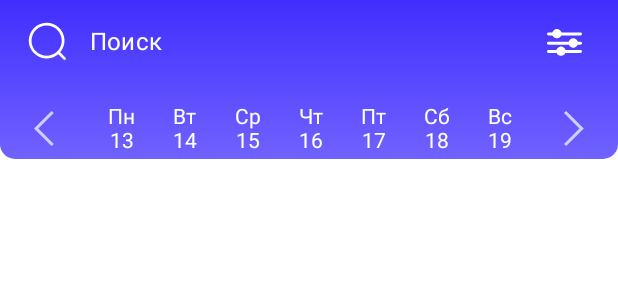
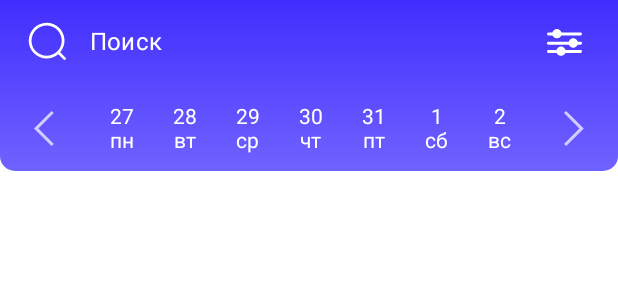
Before and after one commit to Farma20/FEFU_FITNES_COMPOSE, an Android app built with Jetpack Compose: the @Preview function TimeTableUI, on a phone screen of 412 x 824 dp. Shown: the top 300 px of the screen. Run offline under Robolectric (Android 15) with nearby library versions, the light colour scheme and no system bars.

Commit message:
Созданы классы создания корректной даты. Календарь отображает корректную дату на три недели

```diff
--- a/app/build.gradle
+++ b/app/build.gradle
@@ -27,6 +27,8 @@ android {
         }
     }
     compileOptions {
+        coreLibraryDesugaringEnabled true
+
         sourceCompatibility JavaVersion.VERSION_1_8
         targetCompatibility JavaVersion.VERSION_1_8
     }
@@ -62,4 +64,5 @@ dependencies {
     debugImplementation "androidx.compose.ui:ui-test-manifest:$compose_ui_version"
     implementation "androidx.navigation:navigation-compose:2.5.3"
     implementation "androidx.constraintlayout:constraintlayout-compose:1.0.1"
+    coreLibraryDesugaring 'com.android.tools:desugar_jdk_libs:2.0.2'
 }
--- /dev/null
+++ b/app/src/main/java/com/example/fefu_fitnes_compose/Screens/TimeTablePackage/Calendar.kt
@@ -0,0 +1,179 @@
+package com.example.fefu_fitnes_compose.Screens.TimeTablePackage
+
+import android.annotation.SuppressLint
+import androidx.compose.animation.core.tween
+import androidx.compose.foundation.Image
+import androidx.compose.foundation.background
+import androidx.compose.foundation.gestures.animateScrollBy
+import androidx.compose.foundation.layout.*
+import androidx.compose.foundation.lazy.LazyRow
+import androidx.compose.foundation.lazy.rememberLazyListState
+import androidx.compose.foundation.shape.CircleShape
+import androidx.compose.material.IconButton
+import androidx.compose.material.Text
+import androidx.compose.runtime.*
+import androidx.compose.ui.Alignment
+import androidx.compose.ui.Modifier
+import androidx.compose.ui.draw.clip
+import androidx.compose.ui.graphics.Color
+import androidx.compose.ui.platform.LocalDensity
+import androidx.compose.ui.res.painterResource
+import androidx.compose.ui.unit.dp
+import com.example.fefu_fitnes_compose.R
+import kotlinx.coroutines.launch
+import java.time.LocalDate
+
+
+private val convertNumInDay = mapOf<Int, String>(1 to "пн", 2 to "вт", 3 to "ср", 4 to "чт", 5 to "пт", 6 to "сб", 7 to "вс")
+
+private val convertNumInMonth = mapOf<Int, String>(
+    1 to "Январь",
+    2 to "Фервраль",
+    3 to "Март",
+    4 to "Апрель",
+    5 to "Май",
+    6 to "Июнь",
+    7 to "Июль",
+    8 to "Август",
+    9 to "Сентябрь",
+    10 to "Октябрь",
+    11 to "Ноябрь",
+    12 to "Декабрь",
+)
+
+data class DayData(var day:LocalDate)
+data class WeekData(var monthName:String, var dayLists:MutableList<DayData>)
+data class MonthData(var weekList: MutableList<WeekData>){
+    fun getAllDays():List<DayData>{
+        val daysList = mutableListOf<DayData>()
+        for(weekItem in weekList){
+            daysList += weekItem.dayLists
+        }
+        return daysList
+    }
+}
+
+@SuppressLint("CoroutineCreationDuringComposition")
+@Composable
+fun Calendar(){
+
+    val dateGenerator = DateGenerator()
+
+    var weeks by remember {
+        mutableStateOf(dateGenerator.initData())
+    }
+
+    var daysCount by remember {
+        mutableStateOf(weeks.getAllDays().size)
+    }
+
+    val coroutineScope = rememberCoroutineScope()
+    val listState = rememberLazyListState()
+
+    val itemSize = 42.dp
+    val density = LocalDensity.current
+    val itemSizePx = with(density) { itemSize.toPx() }
+    val itemsScrollCount = 7
+
+    weeks = dateGenerator.initData()
+
+    Row(
+        modifier = Modifier
+            .fillMaxWidth()
+            .padding(top = 8.dp, bottom = 8.dp),
+        horizontalArrangement = Arrangement.SpaceEvenly,
+        verticalAlignment = Alignment.CenterVertically
+    ) {
+        IconButton(
+            onClick = {
+                coroutineScope.launch {
+                    listState.animateScrollBy(
+                        value = -itemSizePx * itemsScrollCount,
+                        animationSpec = tween(durationMillis = 1200)
+                    )
+                }
+
+            },
+            modifier = Modifier.size(width = 13.dp, height = 23.dp)
+        ) {
+            Image(
+                modifier = Modifier.size(width = 13.dp, height = 23.dp),
+                painter = painterResource(id = R.drawable.previous_calendar_icon),
+                contentDescription = null,
+            )
+        }
+
+
+        Box(){
+            LazyRow(
+                state = listState,
+                modifier = Modifier.width((42 * 7).dp)
+            ){
+
+                items(daysCount){itemId->
+
+                    IconButton(
+                        modifier = Modifier.size(42.dp),
+                        onClick = {}
+                    ) {
+                        Column(
+                            horizontalAlignment = Alignment.CenterHorizontally,
+                            verticalArrangement = Arrangement.Center,
+                            modifier = Modifier
+                                .size(42.dp)
+                                .background(Color.Transparent)
+                                .clip(CircleShape)
+                        ) {
+                            Text(
+                                text = weeks.getAllDays()[itemId].day.dayOfMonth.toString(),
+                                color = Color.White
+                            )
+                            Text(
+                                text =  convertNumInDay[weeks.getAllDays()[itemId].day.dayOfWeek.value]!!,
+                                color = Color.White
+                            )
+                        }
+                    }
+                }
+
+                //Стартовая позиция
+                coroutineScope.launch {
+                    listState.scrollToItem(7)
+                }
+            }
+            Row(modifier = Modifier
+                .width((42 * 7).dp)
+                .height(42.dp)
+                .background(Color.Transparent)){}
+        }
+
+
+        IconButton(
+            onClick = {
+
+
+
+                coroutineScope.launch {
+                    coroutineScope.launch {
+                        listState.animateScrollBy(
+                            value = itemSizePx * itemsScrollCount,
+                            animationSpec = tween(durationMillis = 1200)
+                        )
+                    }
+                }
+
+//                weeks = dateGenerator.addWeekToEnd(weeks)
+//                println(weeks)
+//                daysCount = weeks.getAllDays().size
+
+            },
+            modifier = Modifier.size(width = 13.dp, height = 23.dp)
+        ) {
+            Image(
+                modifier = Modifier.size(width = 13.dp, height = 23.dp),
+                painter = painterResource(id = R.drawable.next_calendar_icon),
+                contentDescription = null,
+            )
+        }
+    }
+}
--- /dev/null
+++ b/app/src/main/java/com/example/fefu_fitnes_compose/Screens/TimeTablePackage/DateGenerator.kt
@@ -0,0 +1,59 @@
+package com.example.fefu_fitnes_compose.Screens.TimeTablePackage
+
+import java.time.LocalDate
+
+private val convertNumInMonth = mapOf<Int, String>(
+    1 to "Январь",
+    2 to "Фервраль",
+    3 to "Март",
+    4 to "Апрель",
+    5 to "Май",
+    6 to "Июнь",
+    7 to "Июль",
+    8 to "Август",
+    9 to "Сентябрь",
+    10 to "Октябрь",
+    11 to "Ноябрь",
+    12 to "Декабрь",
+)
+
+class DateGenerator() {
+
+    fun initData():MonthData{
+        val currentDate = LocalDate.now()
+        val monday = currentDate.minusDays((currentDate.dayOfWeek.value - 1).toLong())
+
+        val initMonthData = MonthData(mutableListOf())
+
+        initMonthData.weekList.add(weekGenerate(monday.minusDays(7)))
+        initMonthData.weekList.add(weekGenerate(monday))
+        initMonthData.weekList.add(weekGenerate(monday.plusDays(7)))
+
+        return initMonthData
+    }
+
+    fun addWeekToEnd(monthData: MonthData):MonthData {
+        val updateMonthData = monthData.copy()
+        updateMonthData.weekList.add(
+            weekGenerate(
+                monthData
+                    .weekList[monthData.weekList.size - 1]
+                    .dayLists[0]
+                    .day
+                    .plusDays(7)
+            )
+        )
+        return updateMonthData
+    }
+
+    private fun weekGenerate(_monday_:LocalDate):WeekData{
+        val week = WeekData(convertNumInMonth[_monday_.month.value]!!, mutableListOf())
+        for (day in 1..7){
+            val dayDate = _monday_.plusDays(day.toLong() - 1)
+
+            week.dayLists.add(DayData(dayDate))
+        }
+        return week
+    }
+
+}
--- a/app/src/main/java/com/example/fefu_fitnes_compose/Screens/TimeTablePackage/TimeTableUI.kt
+++ b/app/src/main/java/com/example/fefu_fitnes_compose/Screens/TimeTablePackage/TimeTableUI.kt
@@ -99,142 +99,3 @@ private fun UpBar(){
         }
     }
 }
-
-@SuppressLint("CoroutineCreationDuringComposition")
-@Composable
-private fun Calendar(){
-
-    val weeks by lazy {
-        mutableStateListOf(
-            listOf("Пн", "13"),
-            listOf("Вт", "14"),
-            listOf("Ср", "15"),
-            listOf("Чт", "16"),
-            listOf("Пт", "17"),
-            listOf("Сб", "18"),
-            listOf("Вс", "19"),
-            listOf("Пн", "20"),
-            listOf("Вт", "21"),
-            listOf("Ср", "22"),
-            listOf("Чт", "23"),
-            listOf("Пт", "24"),
-            listOf("Сб", "25"),
-            listOf("Вс", "26"),
-            listOf("Пн", "27"),
-            listOf("Вт", "28"),
-            listOf("Ср", "29"),
-            listOf("Чт", "30"),
-            listOf("Пт", "31"),
-            listOf("Сб", "32"),
-            listOf("Вс", "33"),
-        )
-    }
-
-    val coroutineScope = rememberCoroutineScope()
-    val listState = rememberLazyListState()
-    suspend fun LazyListState.disableScrolling() {
-        scroll(scrollPriority = MutatePriority.PreventUserInput) {
-            // Await indefinitely, blocking scrolls
-            awaitCancellation()
-        }
-    }
-    suspend fun LazyListState.enableScrolling() {
-        scroll(scrollPriority = MutatePriority.PreventUserInput) {
-            // Do nothing, just cancel the previous indefinite "scroll"
-        }
-    }
-    //Отключаем прокрутку
-    coroutineScope.launch {
-        listState.disableScrolling()
-    }
-
-    val itemSize = 42.dp
-    val density = LocalDensity.current
-    val itemSizePx = with(density) { itemSize.toPx() }
-    val itemsScrollCount = 7
-
-    Row(
-        modifier = Modifier
-            .fillMaxWidth()
-            .padding(top = 8.dp),
-        horizontalArrangement = Arrangement.SpaceEvenly,
-        verticalAlignment = Alignment.CenterVertically
-    ) {
-        IconButton(
-            onClick = {
-                coroutineScope.launch {
-                    listState.enableScrolling()
-                    listState.animateScrollBy(
-                        value = -itemSizePx * itemsScrollCount,
-                        animationSpec = tween(durationMillis = 1200)
-                    )
-                    listState.disableScrolling()
-                }
-
-            },
-            modifier = Modifier.size(width = 13.dp, height = 23.dp)
-        ) {
-            Image(
-                modifier = Modifier.size(width = 13.dp, height = 23.dp),
-                painter = painterResource(id = R.drawable.previous_calendar_icon),
-                contentDescription = null,
-            )
-        }
-        Box(){
-            LazyRow(
-                state = listState,
-                modifier = Modifier.width((42 * 7).dp)
-            ){
-                items(weeks.count()){itemId->
-                    IconButton(
-                        modifier = Modifier.size(42.dp),
-                        onClick = {}
-                    ) {
-                        Column(
-                            horizontalAlignment = Alignment.CenterHorizontally,
-                            verticalArrangement = Arrangement.Center,
-                            modifier = Modifier
-                                .size(42.dp)
-                                .background(Color.Transparent)
-                                .clip(CircleShape)
-                        ) {
-                            Text(
-                                text = weeks[itemId][0],
-                                color = Color.White
-                            )
-                            Text(
-                                text = weeks[itemId][1],
-                                color = Color.White
-                            )
-                        }
-                    }
-                }
-            }
-            Row(modifier = Modifier.width((42 * 7).dp).height(42.dp).background(Color.Transparent)){}
-        }
-
-
-        IconButton(
-            onClick = {
-                  coroutineScope.launch {
-                      coroutineScope.launch {
-                          listState.enableScrolling()
-
-                          listState.animateScrollBy(
-                              value = itemSizePx * itemsScrollCount,
-                              animationSpec = tween(durationMillis = 1200)
-                          )
-                          listState.disableScrolling()
-                      }
-                  }
-            },
-            modifier = Modifier.size(width = 13.dp, height = 23.dp)
-        ) {
-            Image(
-                modifier = Modifier.size(width = 13.dp, height = 23.dp),
-                painter = painterResource(id = R.drawable.next_calendar_icon),
-                contentDescription = null,
-            )
-        }
-    }
-}
```
